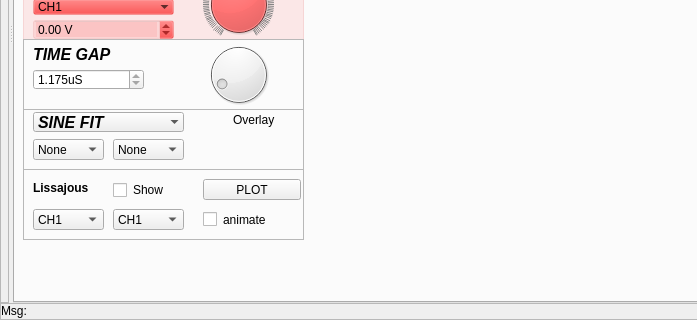
First picture: the form in vLabtool/templates/scope.ui, repository jithinbp/vLabtool, before the edit; both pictures show x 0 to 697 and y 238 to 558 of the 889 by 558 pixel window.
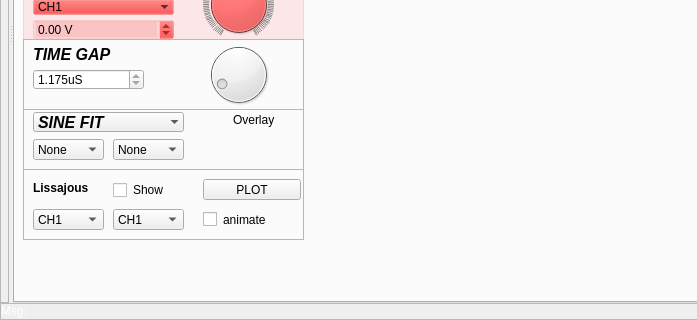
Second picture: the form after the edit. Icons and pictures are not drawn.

```diff
--- a/vLabtool/templates/scope.ui
+++ b/vLabtool/templates/scope.ui
@@ -2012,6 +2012,9 @@
              <height>17</height>
             </size>
            </property>
+           <property name="styleSheet">
+            <string notr="true">color: rgb(255, 255, 255);</string>
+           </property>
            <property name="text">
             <string>Msg:</string>
            </property>
```
